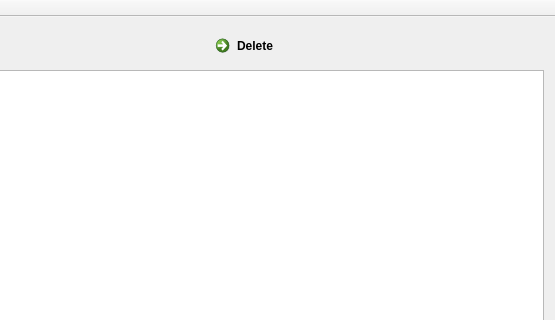
First picture: the form in thephotolist/photolist/mainwindow.ui, repository utat-uav/groundstation, before the edit; both pictures show x 145 to 700 and y 0 to 320 of the 700 by 456 pixel window.
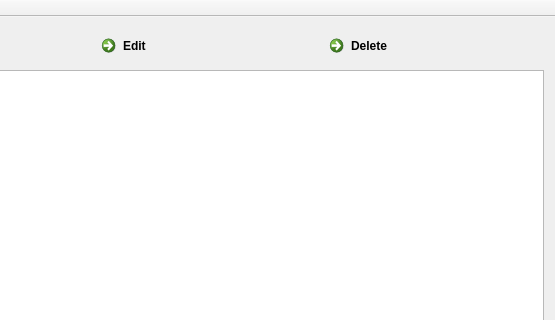
Second picture: the form after the edit.

Patch:
```diff
--- a/thephotolist/photolist/mainwindow.ui
+++ b/thephotolist/photolist/mainwindow.ui
@@ -26,6 +26,13 @@
           </property>
          </widget>
         </item>
+        <item>
+         <widget class="QCommandLinkButton" name="editButton">
+          <property name="text">
+           <string>Edit</string>
+          </property>
+         </widget>
+        </item>
         <item>
          <widget class="QCommandLinkButton" name="deleteItemButton">
           <property name="text">
```
Left out of the diff: 2 changed lines with no effect on the pictures.
